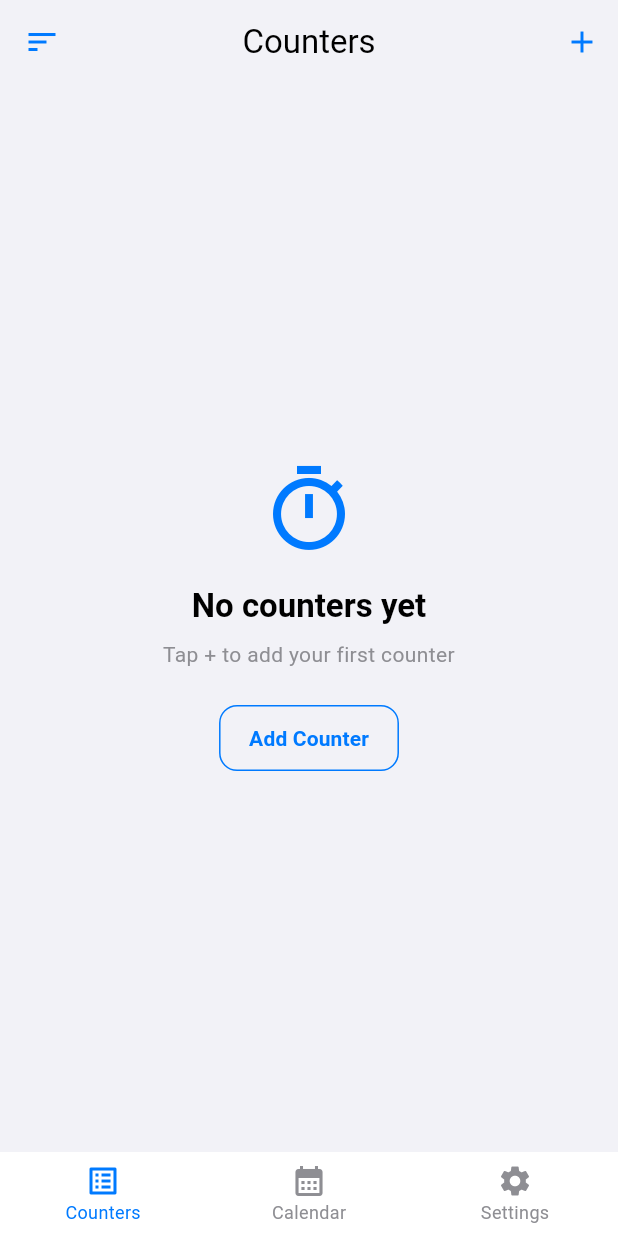
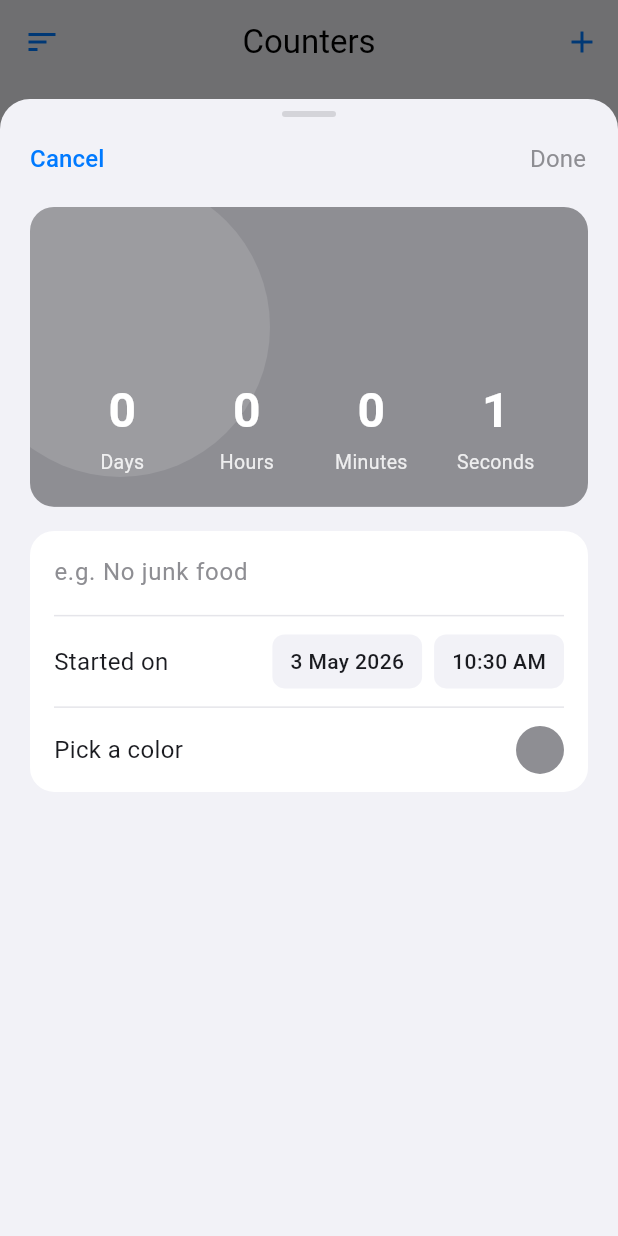
Before and after one commit to Sanju2op/streak-tracker-flutter, a Flutter app: the screen it shows after launch, after a tap on the "add" icon, on a phone screen of 412 x 824 dp. Run offline on Flutter 3.47's test engine with Material 3 defaults, Android fonts, the phone set to English and light mode, and no system bars; our stand-ins replace fl_chart, flutter_riverpod, go_router, shared_preferences, sqflite; accounts and stored records are empty.

Commit message:
feat: implement counters screen with sorting, color picker, and create/edit modal sheets

```diff
--- a/lib/screens/counters/counters_screen.dart
+++ b/lib/screens/counters/counters_screen.dart
@@ -6,6 +6,7 @@ import '../../models/counter.dart';
 import '../../providers/counter_provider.dart';
 import '../../providers/db_provider.dart';
 import '../../widgets/counter_card.dart';
+import '../../sheets/create_edit_sheet.dart';
 import '../../widgets/empty_state.dart';
 
 // ---------------------------------------------------------------------------
@@ -62,7 +63,7 @@ class CountersScreen extends ConsumerWidget {
   }
 
   void _openCreateSheet(BuildContext context) {
-    // TODO(3.7): Wire to CreateEditSheet via showModalBottomSheet
+    openCreateEditSheet(context);
   }
 
   void _showSortDialog(BuildContext context, WidgetRef ref) {
--- /dev/null
+++ b/lib/sheets/create_edit_sheet.dart
@@ -0,0 +1,541 @@
+import 'package:flutter/material.dart';
+import 'package:flutter_riverpod/flutter_riverpod.dart';
+import 'package:intl/intl.dart';
+
+import '../constants/app_theme.dart';
+import '../constants/colors.dart';
+import '../models/counter.dart';
+import '../providers/counter_provider.dart';
+import '../utils/uuid_utils.dart';
+import '../widgets/live_time_display.dart';
+import 'color_picker_sheet.dart';
+
+/// Opens the create / edit counter sheet as a full-height modal bottom sheet.
+///
+/// When [counter] is null → create mode (form blank, all zeros).
+/// When [counter] is provided → edit mode (form pre-filled, Delete button visible).
+///
+/// See `UI Images/Create-edit_Counters_view_slide_up.PNG` and
+/// `create_edit_counters_view_2_filled.PNG`.
+void openCreateEditSheet(BuildContext context, {Counter? counter}) {
+  showModalBottomSheet(
+    context: context,
+    isScrollControlled: true,
+    useRootNavigator: true,
+    backgroundColor: Colors.transparent,
+    builder: (_) => _CreateEditSheet(counter: counter),
+  );
+}
+
+class _CreateEditSheet extends ConsumerStatefulWidget {
+  final Counter? counter;
+  const _CreateEditSheet({this.counter});
+
+  @override
+  ConsumerState<_CreateEditSheet> createState() => _CreateEditSheetState();
+}
+
+class _CreateEditSheetState extends ConsumerState<_CreateEditSheet> {
+  late TextEditingController _titleController;
+  late DateTime _startDate;
+  late TimeOfDay _startTime;
+  late Color _color;
+  bool get _isEditing => widget.counter != null;
+
+  @override
+  void initState() {
+    super.initState();
+    if (_isEditing) {
+      final c = widget.counter!; // safe — guarded by _isEditing
+      _titleController = TextEditingController(text: c.title);
+      final dt = DateTime.fromMillisecondsSinceEpoch(c.startedAt);
+      _startDate = DateTime(dt.year, dt.month, dt.day);
+      _startTime = TimeOfDay(hour: dt.hour, minute: dt.minute);
+      _color = hexToColor(c.color);
+    } else {
+      _titleController = TextEditingController();
+      final now = DateTime.now();
+      _startDate = DateTime(now.year, now.month, now.day);
+      _startTime = TimeOfDay(hour: now.hour, minute: now.minute);
+      _color = randomColor();
+    }
+  }
+
+  @override
+  void dispose() {
+    _titleController.dispose();
+    super.dispose();
+  }
+
+  int get _startedAtMs {
+    final dt = DateTime(
+      _startDate.year,
+      _startDate.month,
+      _startDate.day,
+      _startTime.hour,
+      _startTime.minute,
+    );
+    return dt.millisecondsSinceEpoch;
+  }
+
+  bool get _canSave => _titleController.text.trim().isNotEmpty;
+
+  Future<void> _save() async {
+    if (!_canSave) return;
+    final title = _titleController.text.trim();
+    final now = DateTime.now().millisecondsSinceEpoch;
+    final hexColor = colorToHex(_color);
+
+    if (_isEditing) {
+      final updated = widget.counter!.copyWith( // safe — guarded by _isEditing
+        title: title,
+        color: hexColor,
+        startedAt: _startedAtMs,
+        updatedAt: now,
+      );
+      await ref.read(countersNotifierProvider.notifier).updateCounter(updated);
+    } else {
+      final counter = Counter(
+        id: generateId(),
+        title: title,
+        color: hexColor,
+        startedAt: _startedAtMs,
+        period: 'years', // default display period
+        createdAt: now,
+        updatedAt: now,
+      );
+      await ref.read(countersNotifierProvider.notifier).addCounter(counter);
+    }
+
+    if (mounted) Navigator.pop(context);
+  }
+
+  Future<void> _delete() async {
+    if (!_isEditing) return;
+    final confirmed = await showDialog<bool>(
+      context: context,
+      builder: (ctx) => AlertDialog(
+        title: const Text('Delete Counter'),
+        content: const Text(
+          'Are you sure you want to delete this counter? This cannot be undone.',
+        ),
+        actions: [
+          TextButton(
+            onPressed: () => Navigator.pop(ctx, false),
+            child: const Text('Cancel'),
+          ),
+          TextButton(
+            onPressed: () => Navigator.pop(ctx, true),
+            child: const Text('Delete', style: TextStyle(color: Colors.red)),
+          ),
+        ],
+      ),
+    );
+    if (confirmed == true) {
+      await ref
+          .read(countersNotifierProvider.notifier)
+          .deleteCounter(widget.counter!.id); // safe — guarded by _isEditing
+      if (mounted) Navigator.pop(context);
+    }
+  }
+
+  Future<void> _pickDate() async {
+    final picked = await showDatePicker(
+      context: context,
+      initialDate: _startDate,
+      firstDate: DateTime(2000),
+      lastDate: DateTime.now(),
+    );
+    if (picked != null) setState(() => _startDate = picked);
+  }
+
+  Future<void> _pickTime() async {
+    final picked = await showTimePicker(
+      context: context,
+      initialTime: _startTime,
+    );
+    if (picked != null) setState(() => _startTime = picked);
+  }
+
+  Future<void> _pickColor() async {
+    final picked = await showColorPickerSheet(context, currentColor: _color);
+    if (picked != null) setState(() => _color = picked);
+  }
+
+  @override
+  Widget build(BuildContext context) {
+    final bottomInset = MediaQuery.of(context).viewInsets.bottom;
+
+    return Container(
+      height: MediaQuery.of(context).size.height * 0.92,
+      decoration: const BoxDecoration(
+        color: kBgColor,
+        borderRadius: kSheetRadius,
+      ),
+      child: Padding(
+        padding: EdgeInsets.only(bottom: bottomInset),
+        child: Column(
+          children: [
+            // --- Drag handle ---
+            const SizedBox(height: 8),
+            Container(
+              width: 36,
+              height: 4,
+              decoration: BoxDecoration(
+                color: kTextSecondary.withValues(alpha: 0.3),
+                borderRadius: BorderRadius.circular(2),
+              ),
+            ),
+            const SizedBox(height: 4),
+
+            // --- Header: Cancel / Done ---
+            Padding(
+              padding: const EdgeInsets.symmetric(horizontal: 8),
+              child: Row(
+                mainAxisAlignment: MainAxisAlignment.spaceBetween,
+                children: [
+                  TextButton(
+                    onPressed: () => Navigator.pop(context),
+                    child: const Text(
+                      'Cancel',
+                      style: TextStyle(
+                        color: kAccentBlue,
+                        fontSize: 16,
+                      ),
+                    ),
+                  ),
+                  TextButton(
+                    onPressed: _canSave ? _save : null,
+                    child: Text(
+                      'Done',
+                      style: TextStyle(
+                        color: _canSave ? kTextPrimary : kTextSecondary,
+                        fontSize: 16,
+                        fontWeight:
+                            _canSave ? FontWeight.w600 : FontWeight.normal,
+                      ),
+                    ),
+                  ),
+                ],
+              ),
+            ),
+
+            // --- Scrollable body ---
+            Expanded(
+              child: SingleChildScrollView(
+                padding: const EdgeInsets.symmetric(horizontal: 20),
+                child: Column(
+                  children: [
+                    const SizedBox(height: 8),
+
+                    // --- Preview card ---
+                    _PreviewCard(
+                      color: _color,
+                      title: _isEditing ? _titleController.text : null,
+                      startedAt: _startedAtMs,
+                    ),
+
+                    const SizedBox(height: 16),
+
+                    // --- Form card ---
+                    Container(
+                      decoration: const BoxDecoration(
+                        color: kCardColor,
+                        borderRadius: kCardRadius,
+                      ),
+                      child: Column(
+                        children: [
+                          // Title field
+                          Padding(
+                            padding: const EdgeInsets.symmetric(
+                              horizontal: 16,
+                              vertical: 4,
+                            ),
+                            child: TextField(
+                              controller: _titleController,
+                              maxLength: 50,
+                              onChanged: (_) => setState(() {}),
+                              decoration: const InputDecoration(
+                                hintText: 'e.g. No junk food',
+                                hintStyle: TextStyle(color: kTextSecondary),
+                                border: InputBorder.none,
+                                counterText: '', // hide max-length counter
+                              ),
+                              style: const TextStyle(fontSize: 16),
+                            ),
+                          ),
+
+                          const Divider(
+                            height: 1,
+                            color: kDividerColor,
+                            indent: 16,
+                            endIndent: 16,
+                          ),
+
+                          // "Started on" row
+                          Padding(
+                            padding: const EdgeInsets.symmetric(
+                              horizontal: 16,
+                              vertical: 12,
+                            ),
+                            child: Row(
+                              children: [
+                                const Text(
+                                  'Started on',
+                                  style: TextStyle(fontSize: 16),
+                                ),
+                                const Spacer(),
+                                _ChipButton(
+                                  label: DateFormat('d MMM yyyy')
+                                      .format(_startDate),
+                                  onTap: _pickDate,
+                                ),
+                                const SizedBox(width: 8),
+                                _ChipButton(
+                                  label: _startTime.format(context),
+                                  onTap: _pickTime,
+                                ),
+                              ],
+                            ),
+                          ),
+
+                          const Divider(
+                            height: 1,
+                            color: kDividerColor,
+                            indent: 16,
+                            endIndent: 16,
+                          ),
+
+                          // "Pick a color" row
+                          Padding(
+                            padding: const EdgeInsets.symmetric(
+                              horizontal: 16,
+                              vertical: 12,
+                            ),
+                            child: Row(
+                              children: [
+                                const Text(
+                                  'Pick a color',
+                                  style: TextStyle(fontSize: 16),
+                                ),
+                                const Spacer(),
+                                GestureDetector(
+                                  onTap: _pickColor,
+                                  child: Container(
+                                    width: 32,
+                                    height: 32,
+                                    decoration: BoxDecoration(
+                                      shape: BoxShape.circle,
+                                      color: _color,
+                                    ),
+                                  ),
+                                ),
+                              ],
+                            ),
+                          ),
+                        ],
+                      ),
+                    ),
+
+                    // --- Delete Counter button (edit mode only) ---
+                    if (_isEditing) ...[
+                      const SizedBox(height: 16),
+                      Container(
+                        width: double.infinity,
+                        decoration: const BoxDecoration(
+                          color: kCardColor,
+                          borderRadius: kCardRadius,
+                        ),
+                        child: TextButton(
+                          onPressed: _delete,
+                          style: TextButton.styleFrom(
+                            padding: const EdgeInsets.symmetric(vertical: 14),
+                          ),
+                          child: const Text(
+                            'Delete Counter',
+                            style: TextStyle(
+                              color: Colors.red,
+                              fontSize: 16,
+                              fontWeight: FontWeight.w500,
+                            ),
+                          ),
+                        ),
+                      ),
+                    ],
+
+                    const SizedBox(height: 32),
+                  ],
+                ),
+              ),
+            ),
+          ],
+        ),
+      ),
+    );
+  }
+}
+
+// ---------------------------------------------------------------------------
+// Preview card — accent color bg with translucent circle + 4-column live time
+// ---------------------------------------------------------------------------
+
+class _PreviewCard extends StatelessWidget {
+  final Color color;
+  final String? title;
+  final int startedAt;
+
+  const _PreviewCard({
+    required this.color,
+    this.title,
+    required this.startedAt,
+  });
+
+  @override
+  Widget build(BuildContext context) {
+    return ClipRRect(
+      borderRadius: kCardRadius,
+      child: Container(
+        width: double.infinity,
+        height: 200,
+        color: color,
+        child: Stack(
+          children: [
+            // Translucent circle
+            Positioned(
+              left: -40,
+              top: -20,
+              child: Container(
+                width: 200,
+                height: 200,
+                decoration: BoxDecoration(
+                  shape: BoxShape.circle,
+                  color: Colors.white.withValues(alpha: 0.12),
+                ),
+              ),
+            ),
+
+            // Content
+            Padding(
+              padding: const EdgeInsets.all(20),
+              child: Column(
+                crossAxisAlignment: CrossAxisAlignment.start,
+                children: [
+                  // Title (edit mode only)
+                  if (title != null && title!.isNotEmpty) // safe — guarded by null check
+                    Padding(
+                      padding: const EdgeInsets.only(bottom: 8),
+                      child: Text(
+                        title!, // safe — guarded by null check above
+                        style: const TextStyle(
+                          color: Colors.white,
+                          fontSize: 24,
+                          fontWeight: FontWeight.bold,
+                        ),
+                        maxLines: 1,
+                        overflow: TextOverflow.ellipsis,
+                      ),
+                    ),
+
+                  const Spacer(),
+
+                  // 4-column live display
+                  LiveTimeDisplay(
+                    startedAt: startedAt,
+                    period: 'years', // doesn't matter — we use custom builder
+                    builder: (context, elapsed) {
+                      return Row(
+                        children: [
+                          _TimeColumn(
+                            value: elapsed.days +
+                                elapsed.months * 30 +
+                                elapsed.years * 365,
+                            label: 'Days',
+                          ),
+                          _TimeColumn(
+                            value: elapsed.hours,
+                            label: 'Hours',
+                          ),
+                          _TimeColumn(
+                            value: elapsed.minutes,
+                            label: 'Minutes',
+                          ),
+                          _TimeColumn(
+                            value: elapsed.seconds,
+                            label: 'Seconds',
+                          ),
+                        ],
+                      );
+                    },
+                  ),
+                ],
+              ),
+            ),
+          ],
+        ),
+      ),
+    );
+  }
+}
+
+class _TimeColumn extends StatelessWidget {
+  final int value;
+  final String label;
+
+  const _TimeColumn({required this.value, required this.label});
+
+  @override
+  Widget build(BuildContext context) {
+    return Expanded(
+      child: Column(
+        mainAxisSize: MainAxisSize.min,
+        children: [
+          Text(
+            '$value',
+            style: const TextStyle(
+              color: Colors.white,
+              fontSize: 32,
+              fontWeight: FontWeight.bold,
+            ),
+          ),
+          const SizedBox(height: 2),
+          Text(
+            label,
+            style: TextStyle(
+              color: Colors.white.withValues(alpha: 0.85),
+              fontSize: 13,
+            ),
+          ),
+        ],
+      ),
+    );
+  }
+}
+
+// ---------------------------------------------------------------------------
+// Chip button — outlined pill for date/time selection
+// ---------------------------------------------------------------------------
+
+class _ChipButton extends StatelessWidget {
+  final String label;
+  final VoidCallback onTap;
+
+  const _ChipButton({required this.label, required this.onTap});
+
+  @override
+  Widget build(BuildContext context) {
+    return GestureDetector(
+      onTap: onTap,
+      child: Container(
+        padding: const EdgeInsets.symmetric(horizontal: 12, vertical: 8),
+        decoration: BoxDecoration(
+          color: kBgColor,
+          borderRadius: BorderRadius.circular(8),
+        ),
+        child: Text(
+          label,
+          style: const TextStyle(fontSize: 14, fontWeight: FontWeight.w500),
+        ),
+      ),
+    );
+  }
+}
```
Also changed, not shown: lib/sheets/color_picker_sheet.dart (added, +206 -0 lines), 1 other file.
